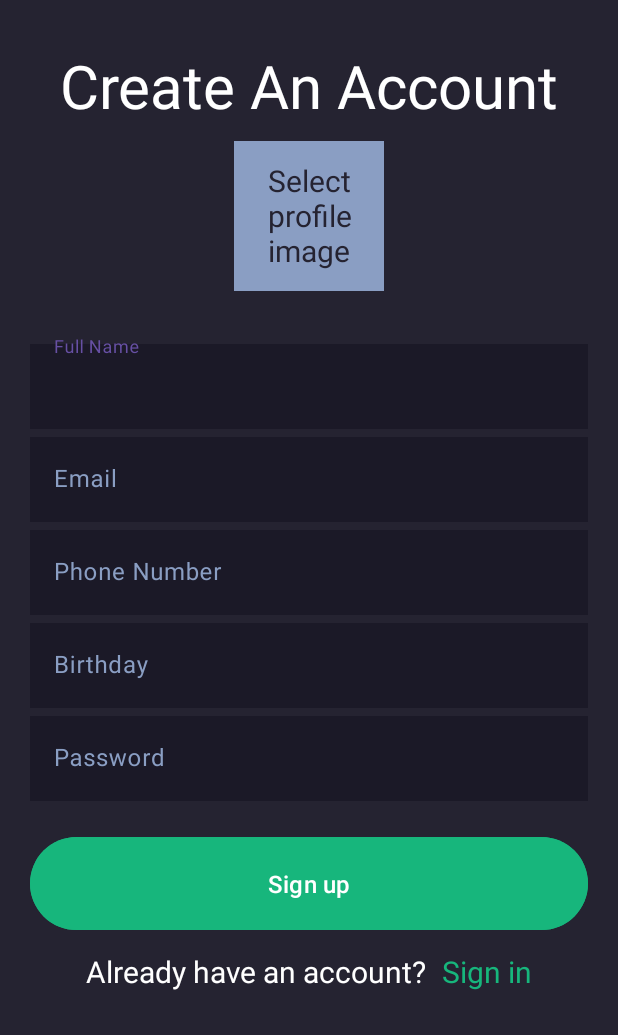
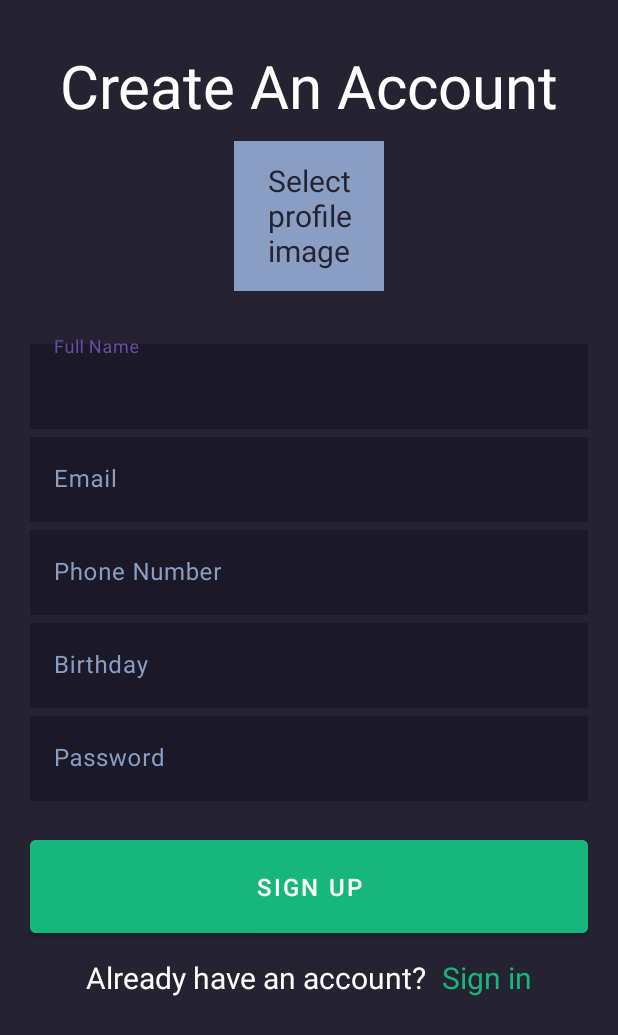
Before and after one commit to dhia619/Android-messaging-App, an Android app: the screen it shows after launch (SignUpActivity), on a phone screen of 412 x 824 dp. Shown: the top 1035 px of the screen. Run offline under Robolectric (Android 15) with nearby library versions, the phone set to English and light mode, and no system bars.

Commit message:
sign up update

```diff
--- a/app/src/main/AndroidManifest.xml
+++ b/app/src/main/AndroidManifest.xml
@@ -13,9 +13,6 @@
         android:theme="@style/Theme.Messenger"
         tools:targetApi="31">
         <activity
-            android:name=".MainActivity"
-            android:exported="false" />
-        <activity
             android:name=".SignUpActivity"
             android:exported="true">
             <intent-filter>
--- a/app/src/main/res/layout/activity_sign_up.xml
+++ b/app/src/main/res/layout/activity_sign_up.xml
@@ -72,7 +72,7 @@
                     android:layout_width="match_parent"
                     android:layout_height="wrap_content"
                     android:background="@color/input_background"
-                    android:textColor="@color/white"/>
+                    android:textColor="@color/white" />
 
 
             </com.google.android.material.textfield.TextInputLayout>
@@ -158,7 +158,8 @@
                 android:padding="20dp"
                 android:text="Sign up"
                 android:textSize="16dp"
-                android:backgroundTint="@color/primary_green" />
+                android:backgroundTint="@color/primary_green"
+                style="@style/Widget.MaterialComponents.Button"/>
             <!-- alternative color text -->
             <LinearLayout
                 android:layout_width="wrap_content"
```
